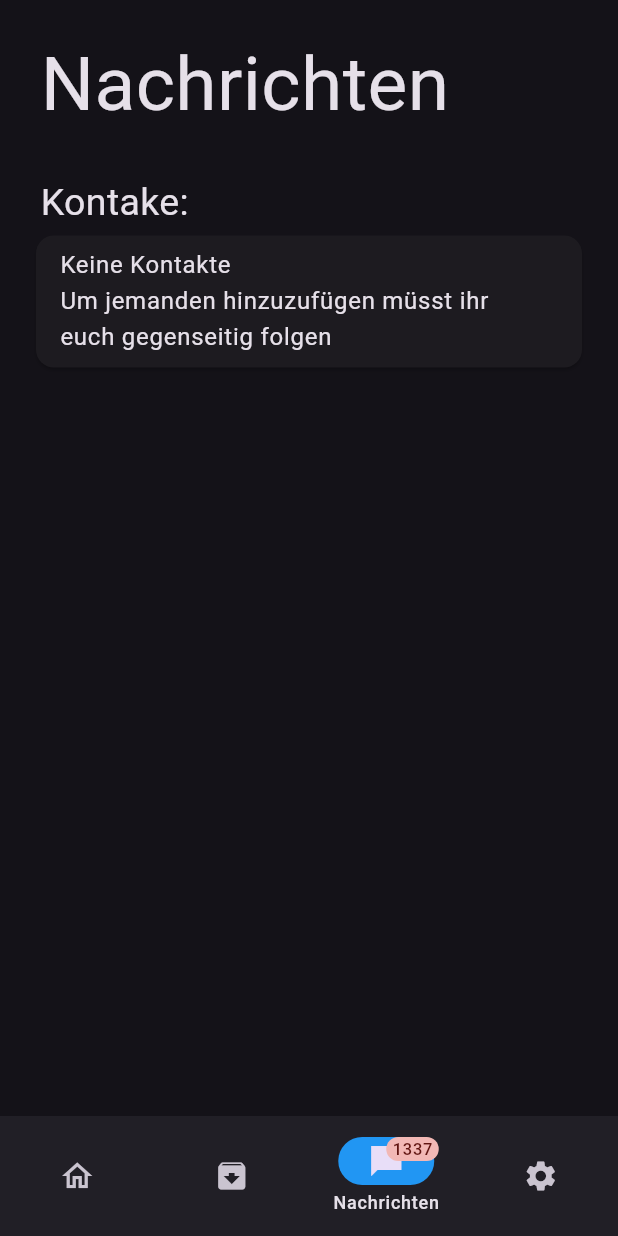
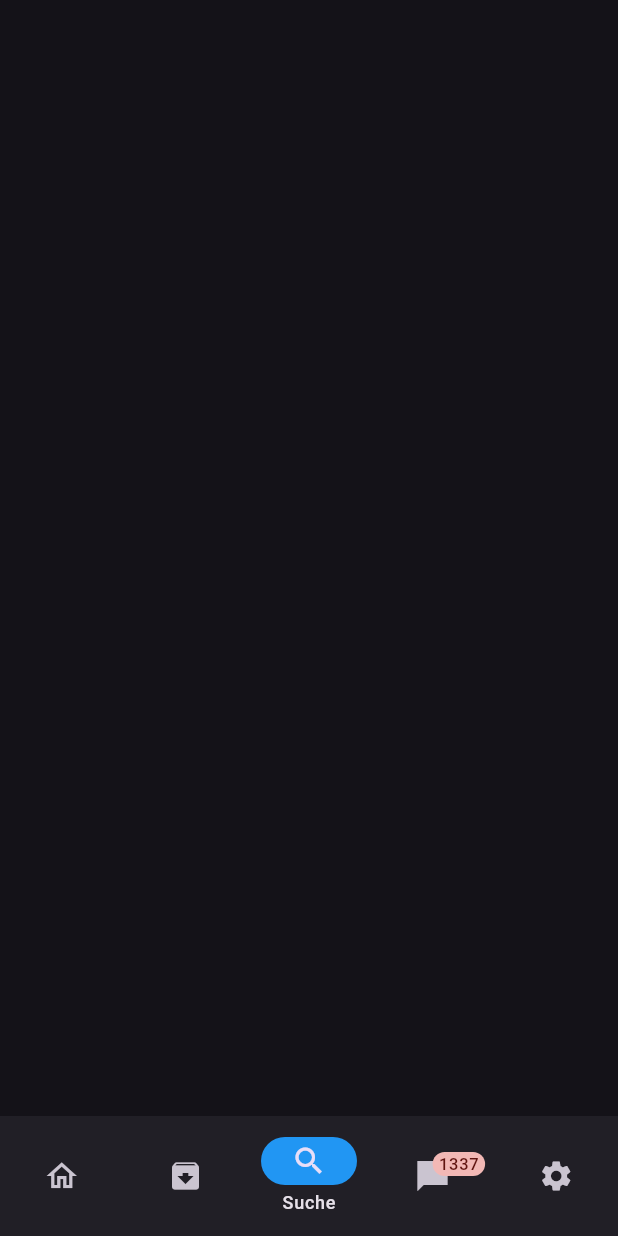
Before and after one commit to OptixWolf/Arktox, a Flutter app: the screen it shows after launch, item 3 of the bottom bar chosen, on a phone screen of 412 x 824 dp. Run offline on Flutter 3.47's test engine with Material 3 defaults, Android fonts, the phone set to English and light mode, and no system bars; our stand-ins replace flutter_phoenix, shared_preferences; missing offline and left inert: mysql_client.

Commit message:
Suche in unterer Leiste hinzugefügt

```diff
--- a/lib/main.dart
+++ b/lib/main.dart
@@ -209,6 +209,10 @@ class _HomepageState extends State<Homepage> {
             label: 'Archiv',
           ),
           NavigationDestination(
+            icon: Icon(Icons.search),
+            label: 'Suche',
+          ),
+          NavigationDestination(
             icon: Badge(
               label: Text('1337'),
               child: Icon(Icons.messenger_sharp),
@@ -226,6 +230,9 @@ class _HomepageState extends State<Homepage> {
         Container(),
 
         /// Notifications page
+        Container(),
+
+        /// Search page
         Container(),
 
         /// Messages page
```
